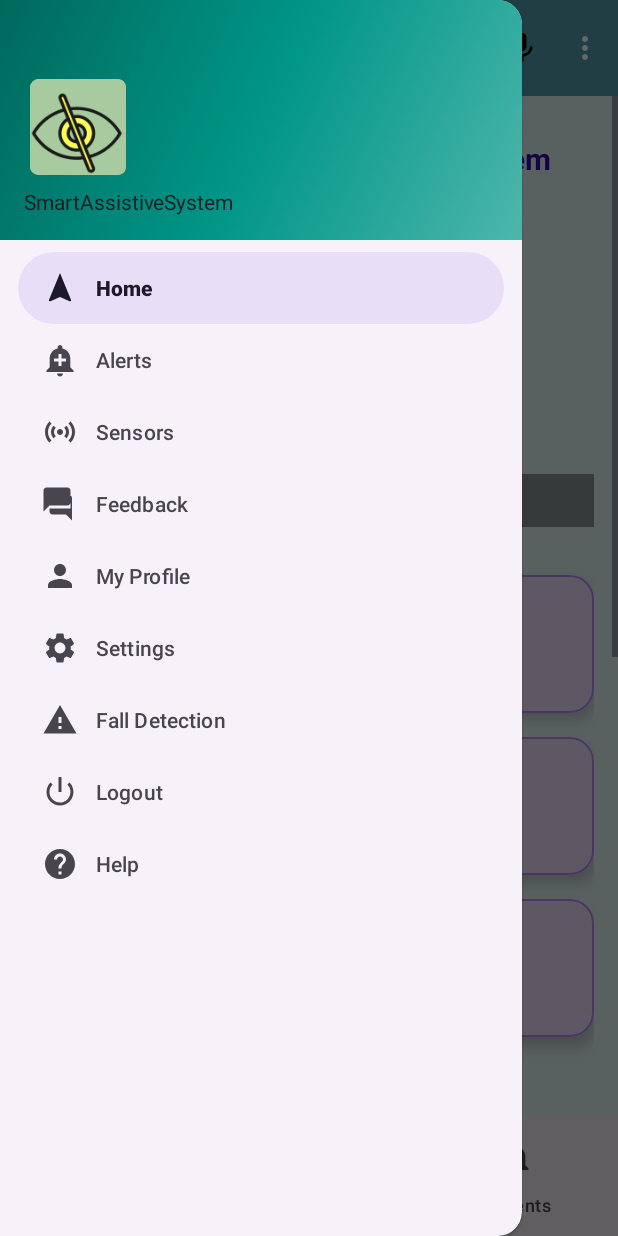
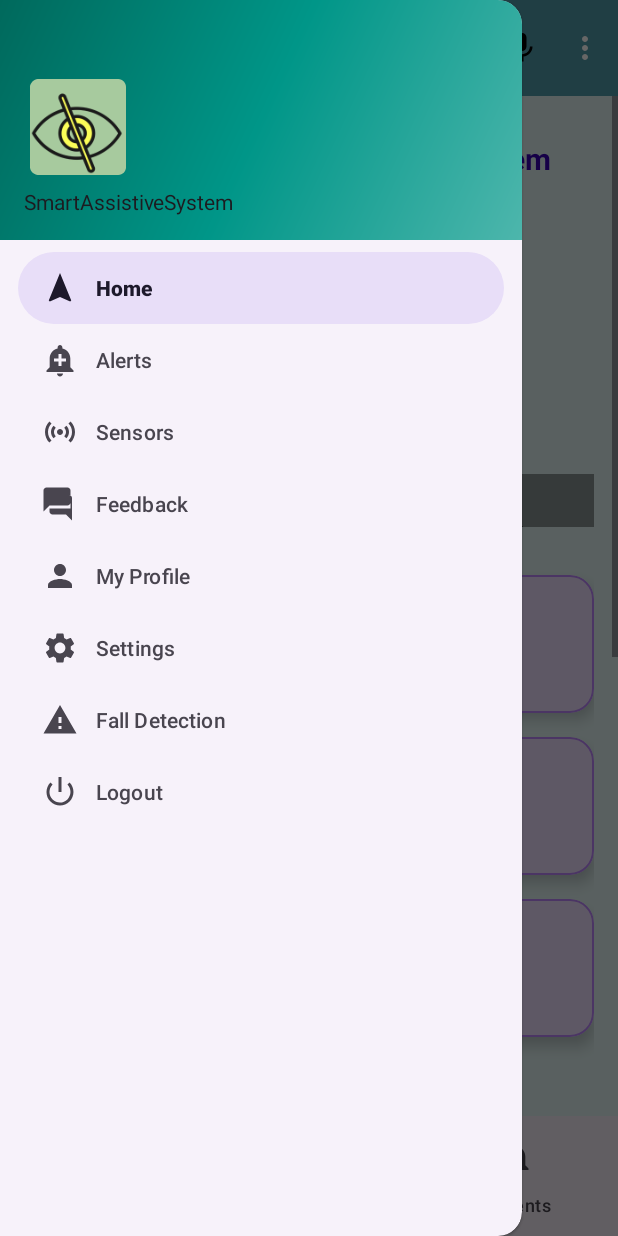
Before and after one commit to KushPatel7387/SmartAssistiveSystem, an Android app: the HomeActivity screen opened directly, with no data from a screen before it, with the side drawer open, on a phone screen of 412 x 824 dp. Run offline under Robolectric (Android 15) with nearby library versions, the light colour scheme and no system bars; our stand-ins replace Firebase (no records; nobody signed in at launch, a user with empty details on screens opened directly), navigation-ui; libraries missing offline, so code that uses them is left out: com.github.mikephil.charting; 26 statements that could not run were skipped.

Commit message:
made some changes to navigation Drawer

```diff
--- a/assistivemodule/src/main/java/ca/visionassistinnovators/it/smartassistivesystem/ui/home/HomeActivity.java
+++ b/assistivemodule/src/main/java/ca/visionassistinnovators/it/smartassistivesystem/ui/home/HomeActivity.java
@@ -67,8 +67,8 @@ public class HomeActivity extends AppCompatActivity {
                 R.id.nav_fall_detection,
                 R.id.nav_profile,
                 R.id.nav_feedback,
-                R.id.nav_settings,
-                R.id.nav_help
+                R.id.nav_settings
+
         ).setOpenableLayout(drawerLayout).build();
 
         // Toolbar + Drawer + Navigation
--- a/assistivemodule/src/main/res/menu/activity_main_drawer.xml
+++ b/assistivemodule/src/main/res/menu/activity_main_drawer.xml
@@ -48,11 +48,7 @@
             android:id="@+id/nav_logout"
             android:icon="@android:drawable/ic_lock_power_off"
             android:title="Logout" />
-        <item
 
-            android:id="@+id/nav_help"
-            android:title="Help"
-            android:icon="@drawable/ic_help"/>
 
     </group>
 
```
